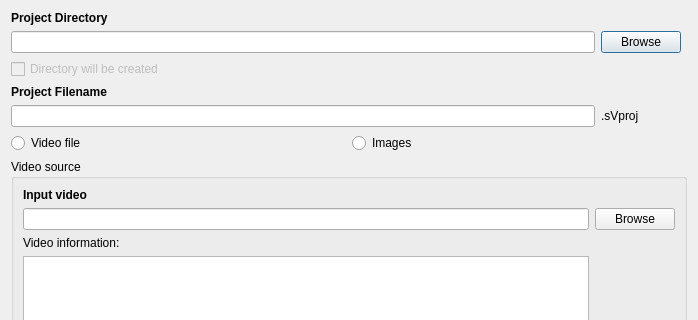
Old version of the form slowmoVideo/slowmoUI/newprojectdialog.ui in the repository slowmoVideo/slowmoVideo; both pictures show x 0 to 698 and y 0 to 320 of the 698 by 697 pixel window.
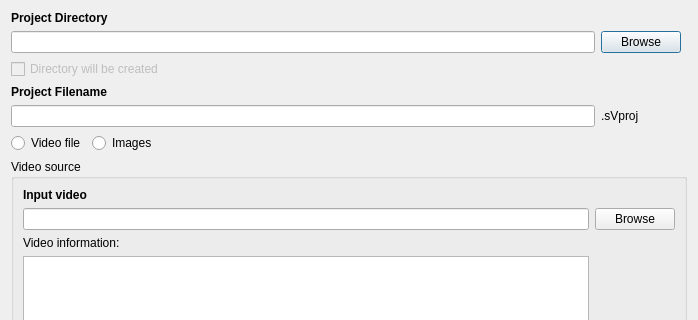
New version of the form.

```diff
--- a/slowmoVideo/slowmoUI/newprojectdialog.ui
+++ b/slowmoVideo/slowmoUI/newprojectdialog.ui
@@ -194,6 +194,19 @@
        </property>
       </widget>
      </item>
+     <item>
+      <spacer name="horizontalSpacer_2">
+       <property name="orientation">
+        <enum>Qt::Horizontal</enum>
+       </property>
+       <property name="sizeHint" stdset="0">
+        <size>
+         <width>40</width>
+         <height>20</height>
+        </size>
+       </property>
+      </spacer>
+     </item>
     </layout>
    </item>
    <item row="13" column="0" colspan="7">
```
